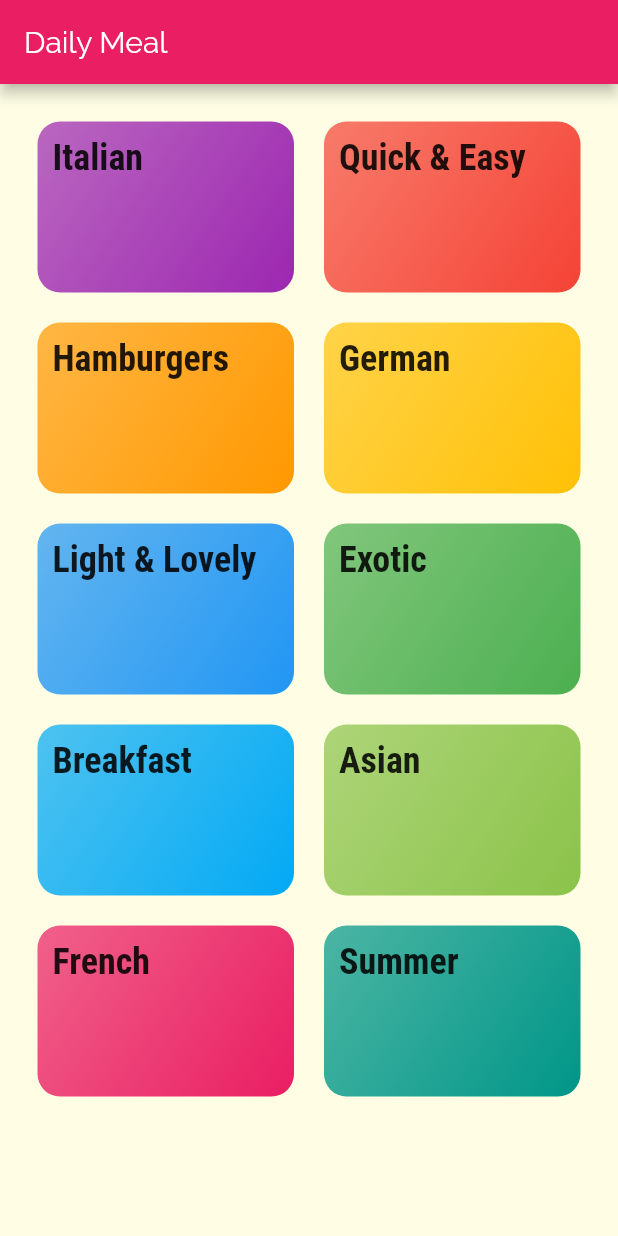
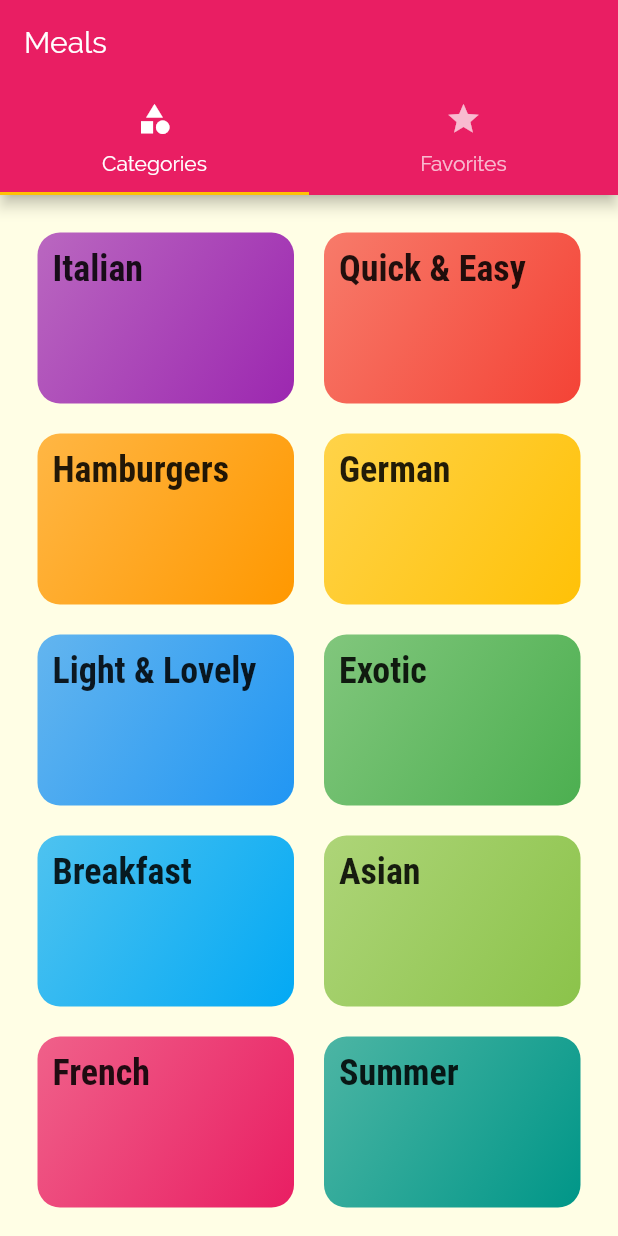
Before and after one commit to Ayesh1998/meals_flutter_app, a Flutter app: the screen it shows after launch, on a phone screen of 412 x 824 dp. Run offline on Flutter 3.47's test engine with Material 2 defaults, Android fonts, the phone set to English and light mode, and no system bars.

Commit message:
Finished tob tab navigation bar.

```diff
--- a/lib/main.dart
+++ b/lib/main.dart
@@ -1,7 +1,7 @@
 import 'package:flutter/material.dart';
-import 'package:meals_flutter_app/screens/categories_screen.dart';
 import 'package:meals_flutter_app/screens/category_meals_screen.dart';
 import 'package:meals_flutter_app/screens/meal_detail.dart';
+import 'package:meals_flutter_app/screens/tabs_screen.dart';
 
 void main() => runApp(MyApp());
 
@@ -27,7 +27,7 @@ class MyApp extends StatelessWidget {
       ),
       // home: CategoriesScreen(),
       routes: {
-        '/': (ctx) => CategoriesScreen(),
+        '/': (ctx) => TabsScreen(),
         CategoryMealsScreen.routeName: (ctx) => CategoryMealsScreen(),
         MealDetailScreen.routeName: (ctx) => MealDetailScreen(),
       },
--- a/lib/screens/categories_screen.dart
+++ b/lib/screens/categories_screen.dart
@@ -5,11 +5,7 @@ import 'package:meals_flutter_app/widgets/category_item.dart';
 class CategoriesScreen extends StatelessWidget {
   @override
   Widget build(BuildContext context) {
-    return Scaffold(
-      appBar: AppBar(
-        title: Text('Daily Meal'),
-      ),
-      body: GridView(
+    return GridView(
       padding: const EdgeInsets.all(25),
       gridDelegate: SliverGridDelegateWithMaxCrossAxisExtent(
           maxCrossAxisExtent: 200,
@@ -20,7 +16,6 @@ class CategoriesScreen extends StatelessWidget {
           .map((catData) =>
               CategoryItem(catData.id, catData.title, catData.color))
           .toList(),
-      ),
     );
   }
 }
--- /dev/null
+++ b/lib/screens/favourites_screen.dart
@@ -0,0 +1,10 @@
+import 'package:flutter/material.dart';
+
+class FavouritesScreen extends StatelessWidget {
+  @override
+  Widget build(BuildContext context) {
+    return Center(
+      child: Text('Fav'),
+    );
+  }
+}
--- /dev/null
+++ b/lib/screens/tabs_screen.dart
@@ -0,0 +1,46 @@
+import 'package:flutter/material.dart';
+import 'package:meals_flutter_app/screens/favourites_screen.dart';
+
+import './categories_screen.dart';
+
+class TabsScreen extends StatefulWidget {
+  @override
+  _TabsScreenState createState() => _TabsScreenState();
+}
+
+class _TabsScreenState extends State<TabsScreen> {
+  @override
+  Widget build(BuildContext context) {
+    return DefaultTabController(
+      length: 2,
+      // initialIndex: 0,
+      child: Scaffold(
+        appBar: AppBar(
+          title: Text('Meals'),
+          bottom: TabBar(
+            tabs: <Widget>[
+              Tab(
+                icon: Icon(
+                  Icons.category,
+                ),
+                text: 'Categories',
+              ),
+              Tab(
+                icon: Icon(
+                  Icons.star,
+                ),
+                text: 'Favorites',
+              ),
+            ],
+          ),
+        ),
+        body: TabBarView(
+          children: <Widget>[
+            CategoriesScreen(),
+            FavouritesScreen(),
+          ],
+        ),
+      ),
+    );
+  }
+}
```
Lines whose indentation alone changed are shown as unchanged.
